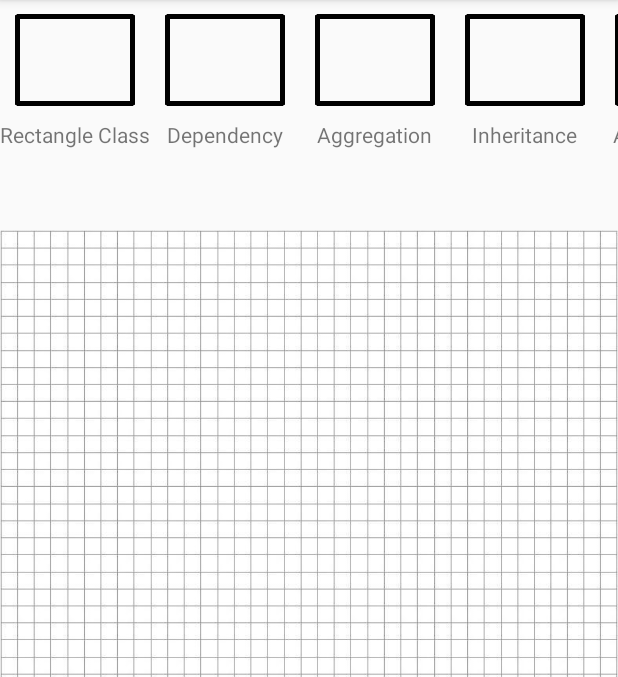
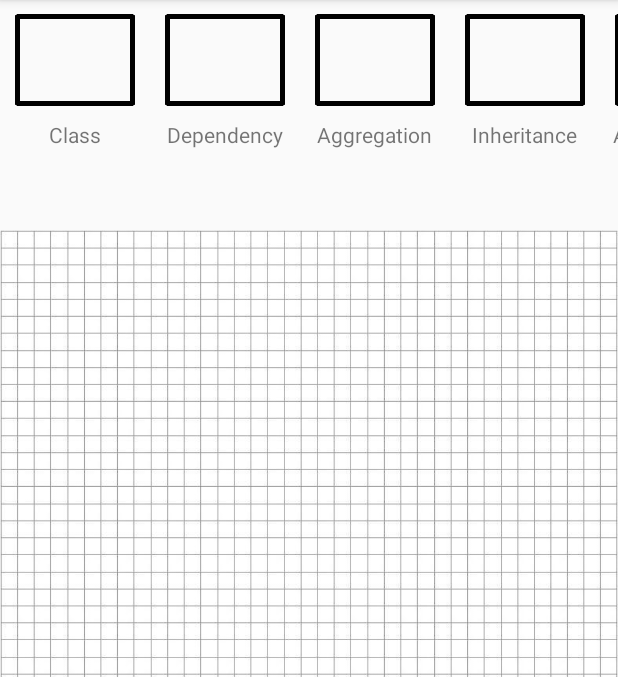
Before and after one commit to dilyar85/VioletDroid, an Android app: the screen it shows after launch (MainActivity), on a phone screen of 412 x 824 dp, the part 84-761 px from its top. Run offline under Robolectric (Android 15) with nearby library versions, the phone set to English and light mode, and no system bars; our stand-ins replace ButterKnife.

Commit message:
Updated strings

```diff
--- a/app/src/main/res/values/strings.xml
+++ b/app/src/main/res/values/strings.xml
@@ -1,7 +1,7 @@
 <resources>
     <string name="app_name">VioletDroid</string>
     <string name="dummy">VioletDroid, to be continued!</string>
-    <string name="class_rectangle">Rectangle Class</string>
+    <string name="class_rectangle">Class</string>
     <string name="dependency_line">Dependency</string>
     <string name="aggregation_line">Aggregation</string>
     <string name="inheritance_line">Inheritance</string>
```
